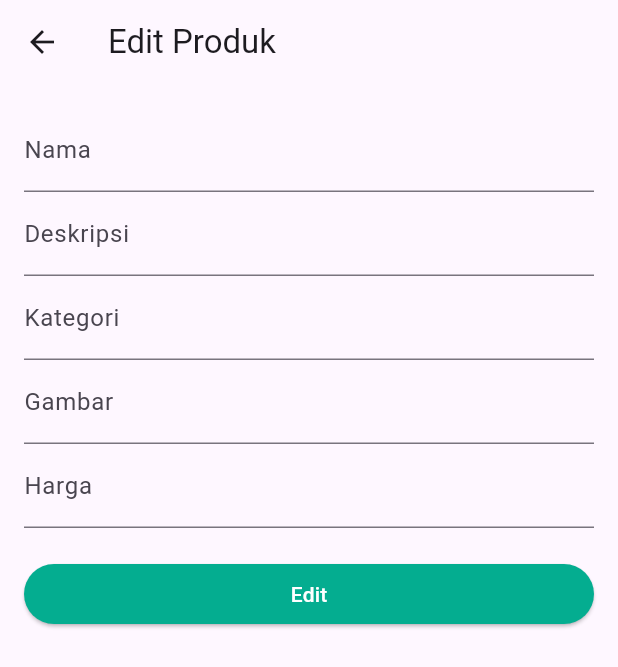
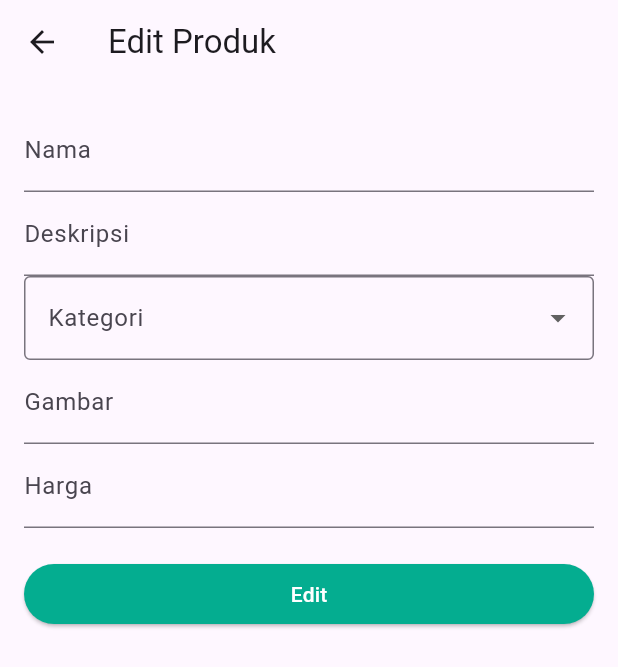
Before and after one commit to ReyhanHerdi/nusantama-product-app, a Flutter app: the EditScreen screen opened directly with empty values, on a phone screen of 412 x 824 dp. Shown: the top 667 px of the screen. Run offline on Flutter 3.47's test engine with Material 3 defaults, Android fonts, the phone set to English and light mode, and no system bars; our stand-ins replace sqflite; accounts and stored records are empty.

Commit message:
dropdown on editScreen

```diff
--- a/flutter_app/lib/screen/edit_screen.dart
+++ b/flutter_app/lib/screen/edit_screen.dart
@@ -18,15 +18,18 @@ class _EditScreenState extends State<EditScreen> {
   late TextEditingController gambarController;
   late TextEditingController hargaController;
 
+  final List<String> _kategoriList = ['Makanan', 'Elektronik', 'Buku dan ATK', 'Fashion', 'Lainnya'];
+    String _selectedKategori = 'Lainnya';
+
   @override
   void initState() {
     super.initState();
     namaController = TextEditingController(text: widget.product.nama);
     deskripsiController = TextEditingController(text: widget.product.deskripsi);
-    kategoriController = TextEditingController(text: widget.product.kategori);
     gambarController = TextEditingController(text: widget.product.gambar);
     hargaController = TextEditingController(text: widget.product.harga);
-  }
+    _selectedKategori = widget.product.kategori;
+    }
 
   @override
   Widget build(BuildContext context) {
@@ -44,9 +47,24 @@ class _EditScreenState extends State<EditScreen> {
               controller: deskripsiController,
               decoration: const InputDecoration(labelText: 'Deskripsi'),
             ),
-            TextField(
-              controller: kategoriController,
-              decoration: const InputDecoration(labelText: 'Kategori'),
+            DropdownButtonFormField<String>(
+              value: _selectedKategori,
+              decoration: const InputDecoration(
+                labelText: 'Kategori',
+                border: OutlineInputBorder(),
+              ),
+              items: _kategoriList.map((kategori) {
+                return DropdownMenuItem<String>(
+                  value: kategori,
+                  child: Text(kategori),
+                );
+              }).toList(),
+              onChanged: (value) {
+                setState(() {
+                  _selectedKategori = value!;
+                });
+              },
+              validator: (value) => value == 'empty' ? 'Pilih kategori' : null,
             ),
             TextField(
               controller: gambarController,
@@ -81,7 +99,7 @@ class _EditScreenState extends State<EditScreen> {
       id: widget.product.id,
       nama: namaController.text,
       deskripsi: deskripsiController.text,
-      kategori: kategoriController.text,
+      kategori: _selectedKategori,
       gambar: gambarController.text,
       harga: hargaController.text,
     );
```
Also changed, not shown: 1 other file.
